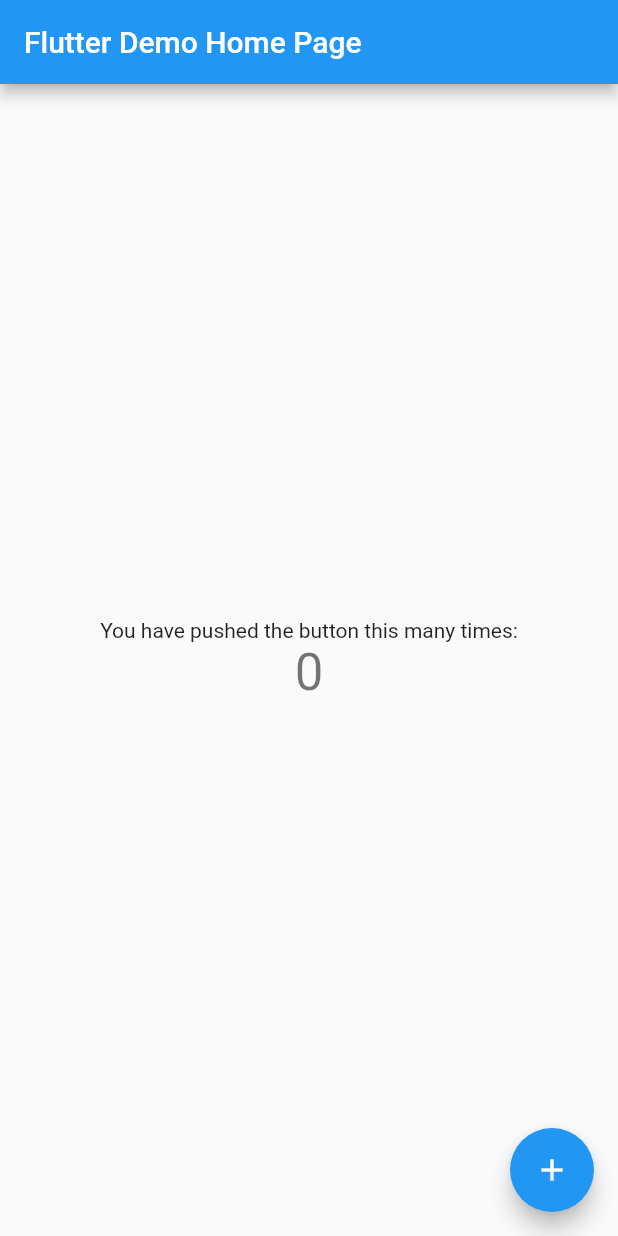
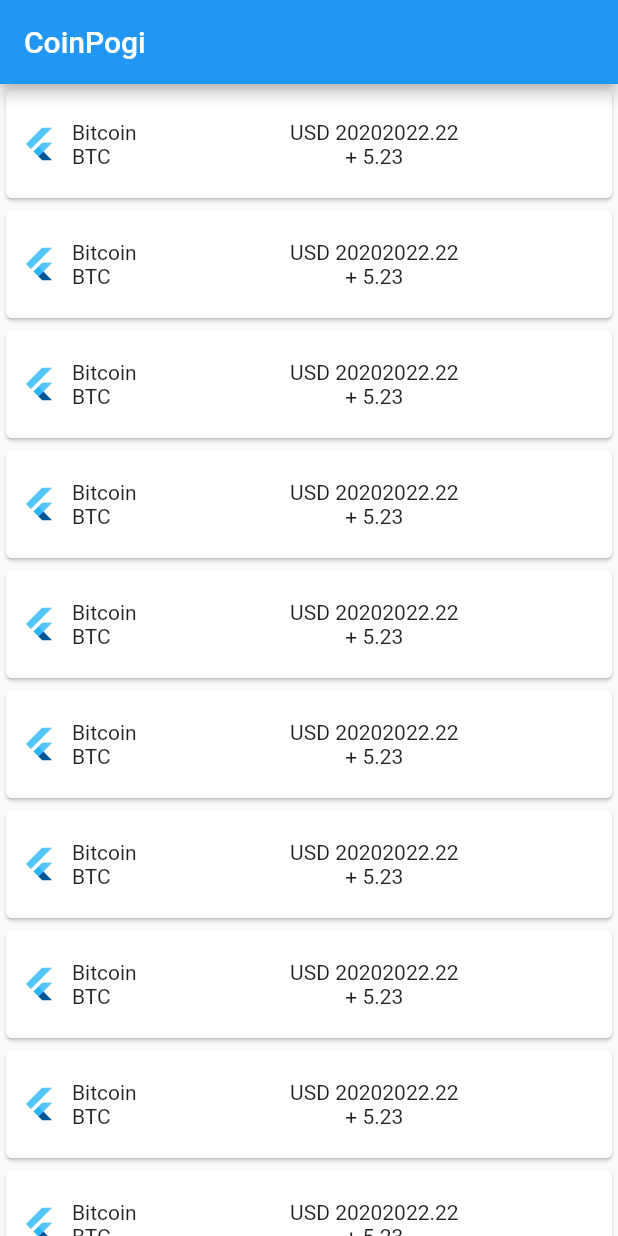
Before and after one commit to kterrago18/flutter_pogicoin_bloc, a Flutter app: the screen it shows after launch, on a phone screen of 412 x 824 dp. Run offline on Flutter 3.47's test engine with Material 2 defaults, Android fonts, the light colour scheme and no system bars; our stand-ins replace bloc, equatable.

Commit message:
feat: add coin list screen

```diff
--- a/lib/main.dart
+++ b/lib/main.dart
@@ -1,115 +1,22 @@
 import 'package:flutter/material.dart';
 
+import 'ui/screens/coin_list_screen.dart';
+
 void main() {
-  runApp(const MyApp());
+  runApp(const CoinPogiApp());
 }
 
-class MyApp extends StatelessWidget {
-  const MyApp({Key? key}) : super(key: key);
+class CoinPogiApp extends StatelessWidget {
+  const CoinPogiApp({Key? key}) : super(key: key);
 
-  // This widget is the root of your application.
   @override
   Widget build(BuildContext context) {
     return MaterialApp(
       title: 'Flutter Demo',
       theme: ThemeData(
-        // This is the theme of your application.
-        //
-        // Try running your application with "flutter run". You'll see the
-        // application has a blue toolbar. Then, without quitting the app, try
-        // changing the primarySwatch below to Colors.green and then invoke
-        // "hot reload" (press "r" in the console where you ran "flutter run",
-        // or simply save your changes to "hot reload" in a Flutter IDE).
-        // Notice that the counter didn't reset back to zero; the application
-        // is not restarted.
         primarySwatch: Colors.blue,
       ),
-      home: const MyHomePage(title: 'Flutter Demo Home Page'),
+      home: const CoinListScreen(),
     );
   }
 }
-
-class MyHomePage extends StatefulWidget {
-  const MyHomePage({Key? key, required this.title}) : super(key: key);
-
-  // This widget is the home page of your application. It is stateful, meaning
-  // that it has a State object (defined below) that contains fields that affect
-  // how it looks.
-
-  // This class is the configuration for the state. It holds the values (in this
-  // case the title) provided by the parent (in this case the App widget) and
-  // used by the build method of the State. Fields in a Widget subclass are
-  // always marked "final".
-
-  final String title;
-
-  @override
-  State<MyHomePage> createState() => _MyHomePageState();
-}
-
-class _MyHomePageState extends State<MyHomePage> {
-  int _counter = 0;
-
-  void _incrementCounter() {
-    setState(() {
-      // This call to setState tells the Flutter framework that something has
-      // changed in this State, which causes it to rerun the build method below
-      // so that the display can reflect the updated values. If we changed
-      // _counter without calling setState(), then the build method would not be
-      // called again, and so nothing would appear to happen.
-      _counter++;
-    });
-  }
-
-  @override
-  Widget build(BuildContext context) {
-    // This method is rerun every time setState is called, for instance as done
-    // by the _incrementCounter method above.
-    //
-    // The Flutter framework has been optimized to make rerunning build methods
-    // fast, so that you can just rebuild anything that needs updating rather
-    // than having to individually change instances of widgets.
-    return Scaffold(
-      appBar: AppBar(
-        // Here we take the value from the MyHomePage object that was created by
-        // the App.build method, and use it to set our appbar title.
-        title: Text(widget.title),
-      ),
-      body: Center(
-        // Center is a layout widget. It takes a single child and positions it
-        // in the middle of the parent.
-        child: Column(
-          // Column is also a layout widget. It takes a list of children and
-          // arranges them vertically. By default, it sizes itself to fit its
-          // children horizontally, and tries to be as tall as its parent.
-          //
-          // Invoke "debug painting" (press "p" in the console, choose the
-          // "Toggle Debug Paint" action from the Flutter Inspector in Android
-          // Studio, or the "Toggle Debug Paint" command in Visual Studio Code)
-          // to see the wireframe for each widget.
-          //
-          // Column has various properties to control how it sizes itself and
-          // how it positions its children. Here we use mainAxisAlignment to
-          // center the children vertically; the main axis here is the vertical
-          // axis because Columns are vertical (the cross axis would be
-          // horizontal).
-          mainAxisAlignment: MainAxisAlignment.center,
-          children: <Widget>[
-            const Text(
-              'You have pushed the button this many times:',
-            ),
-            Text(
-              '$_counter',
-              style: Theme.of(context).textTheme.headline4,
-            ),
-          ],
-        ),
-      ),
-      floatingActionButton: FloatingActionButton(
-        onPressed: _incrementCounter,
-        tooltip: 'Increment',
-        child: const Icon(Icons.add),
-      ), // This trailing comma makes auto-formatting nicer for build methods.
-    );
-  }
-}
--- /dev/null
+++ b/lib/ui/screens/coin_list_screen.dart
@@ -0,0 +1,69 @@
+import 'package:flutter/material.dart';
+
+class CoinListScreen extends StatelessWidget {
+  const CoinListScreen({Key? key}) : super(key: key);
+
+  @override
+  Widget build(BuildContext context) {
+    return Scaffold(
+      appBar: AppBar(
+        title: const Text('CoinPogi'),
+      ),
+      body: Column(
+        children: [
+          Expanded(
+            child: ListView(
+              children: [
+                ...List<Widget>.generate(
+                  30,
+                  (index) => const CoinCard(),
+                ),
+              ],
+            ),
+          ),
+        ],
+      ),
+    );
+  }
+}
+
+class CoinCard extends StatelessWidget {
+  const CoinCard({
+    Key? key,
+  }) : super(key: key);
+
+  @override
+  Widget build(BuildContext context) {
+    return Card(
+      child: Padding(
+        padding: const EdgeInsets.symmetric(vertical: 20.0),
+        child: Row(
+          children: [
+            Padding(
+              padding: const EdgeInsets.symmetric(horizontal: 10.0),
+              child: FlutterLogo(),
+            ),
+            SizedBox(
+              child: Column(
+                crossAxisAlignment: CrossAxisAlignment.start,
+                children: [
+                  Text('Bitcoin'),
+                  Text('BTC'),
+                ],
+              ),
+            ),
+            Expanded(
+              child: Column(
+                // crossAxisAlignment: CrossAxisAlignment.stretch,
+                children: [
+                  Text('USD 20202022.22'),
+                  Text('+ 5.23'),
+                ],
+              ),
+            )
+          ],
+        ),
+      ),
+    );
+  }
+}
--- /dev/null
+++ b/lib/ui/screens/screens.dart
@@ -0,0 +1 @@
+export 'coin_list_screen.dart';
```
Also changed, not shown: 1 other file.
